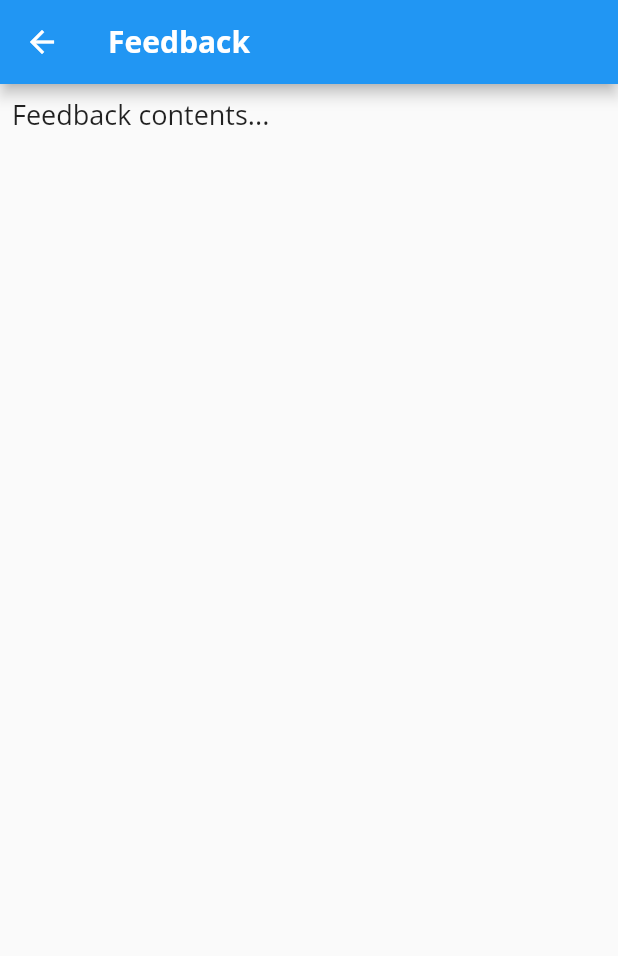
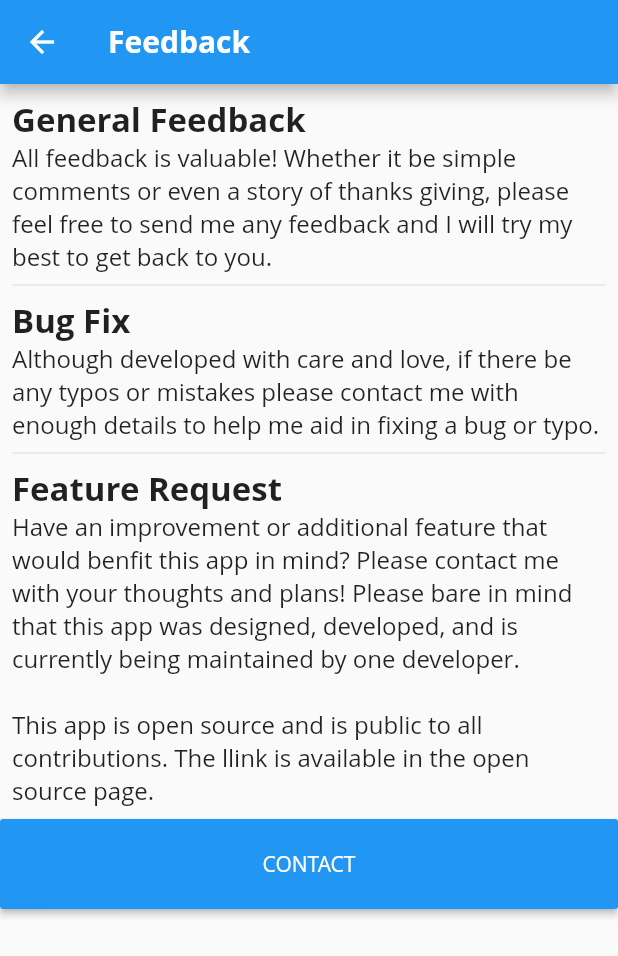
Before and after one commit to json469/sound_doctrine, a Flutter app: the FeedbackPage screen opened directly, on a phone screen of 412 x 824 dp. Shown: the top 956 px of the screen. Run offline on Flutter 3.47's test engine with Material 2 defaults, Android fonts, the phone set to English and light mode, and no system bars; our stand-ins replace sticky_headers.

Commit message:
Update Feedback Page

```diff
--- a/lib/navigations/feedback_page.dart
+++ b/lib/navigations/feedback_page.dart
@@ -8,13 +8,55 @@ class FeedbackPage extends StatelessWidget {
         title: Text('Feedback', style: Theme.of(context).textTheme.title),
       ),
       body: SingleChildScrollView(
-          child: Container(
+          child: Column(
+        mainAxisAlignment: MainAxisAlignment.spaceEvenly,
+        children: <Widget>[
+          Container(
               padding: EdgeInsets.all(8.0),
               child: Column(
+                crossAxisAlignment: CrossAxisAlignment.start,
                 children: <Widget>[
-                  Text("Feedback contents..."),
+                  Text(
+                    'General Feedback',
+                    style:
+                        TextStyle(fontSize: 22.0, fontWeight: FontWeight.w700),
+                  ),
+                  Text(
+                      "All feedback is valuable! Whether it be simple comments or even a story of thanks giving, please feel free to send me any feedback and I will try my best to get back to you.",
+                      style: TextStyle(fontSize: 16.0)),
+                  Divider(
+                    height: 16.0,
+                  ),
+                  Text(
+                    'Bug Fix',
+                    style:
+                        TextStyle(fontSize: 22.0, fontWeight: FontWeight.w700),
+                  ),
+                  Text(
+                      "Although developed with care and love, if there be any typos or mistakes please contact me with enough details to help me aid in fixing a bug or typo.",
+                      style: TextStyle(fontSize: 16.0)),
+                  Divider(
+                    height: 16.0,
+                  ),
+                  Text(
+                    'Feature Request',
+                    style:
+                        TextStyle(fontSize: 22.0, fontWeight: FontWeight.w700),
+                  ),
+                  Text(
+                      "Have an improvement or additional feature that would benfit this app in mind? Please contact me with your thoughts and plans! Please bare in mind that this app was designed, developed, and is currently being maintained by one developer.\n\nThis app is open source and is public to all contributions. The llink is available in the open source page.",
+                      style: TextStyle(fontSize: 16.0)),
                 ],
-              ))),
+              )),
+          MaterialButton(
+            minWidth: double.maxFinite,
+            height: 60,
+            color: Theme.of(context).primaryColor,
+            child: Text('CONTACT', style: Theme.of(context).textTheme.caption),
+            onPressed: () {},
+          )
+        ],
+      )),
     );
   }
 }
```
